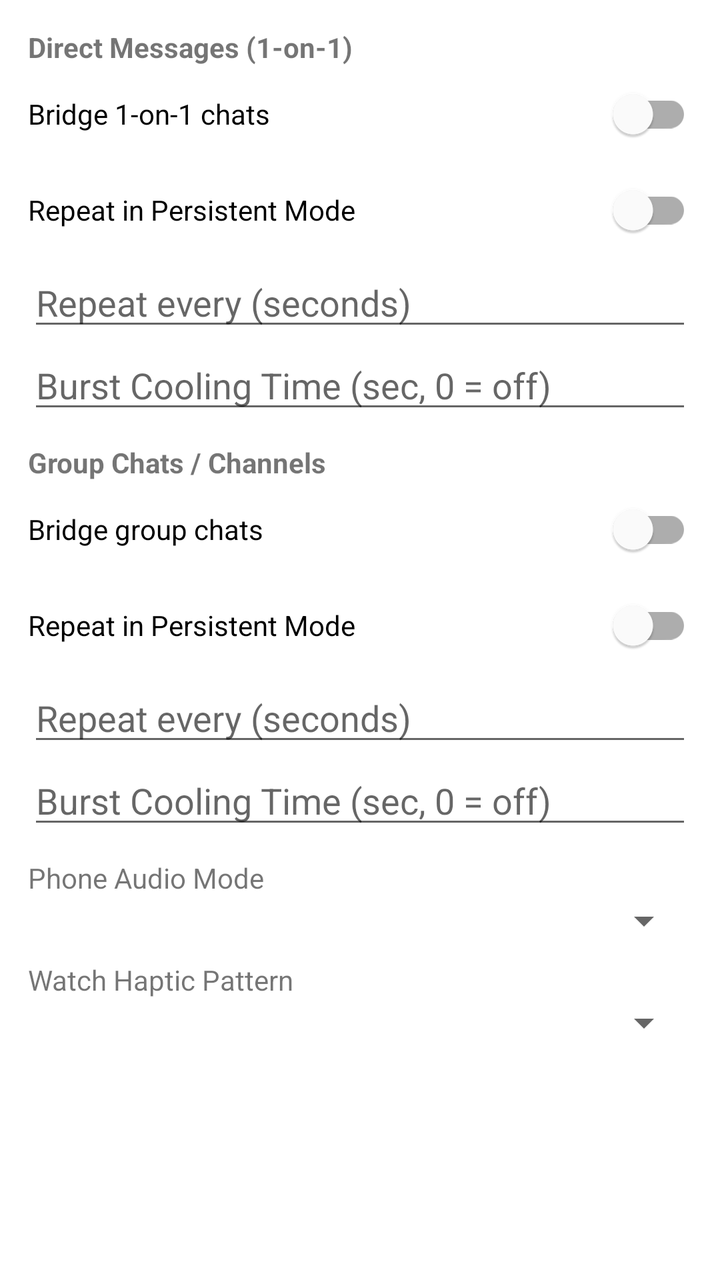
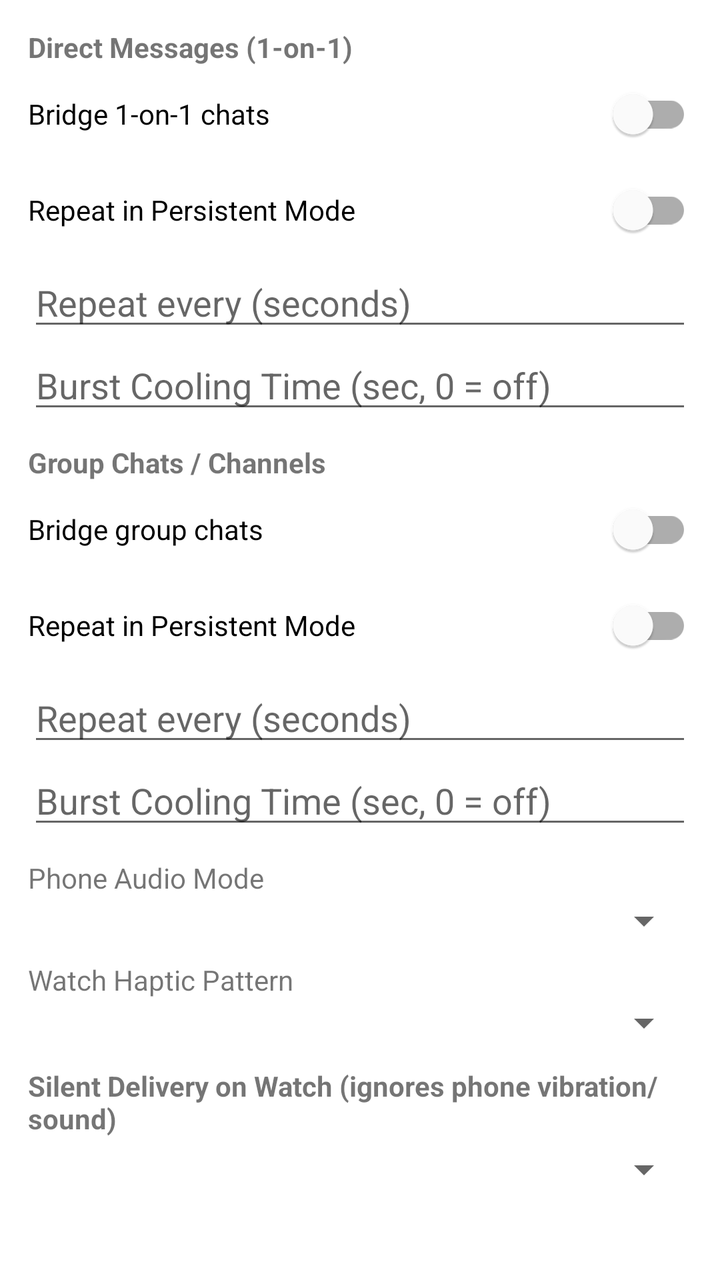

Screens rendered from an Android XML layout before and after an edit, with the pre-edit source and the edit as a unified diff.
<!-- AndroidManifest.xml: application theme Theme.WatchBridge -->
<!-- res/layout/dialog_edit_app_rule.xml -->
<?xml version="1.0" encoding="utf-8"?>
<ScrollView xmlns:android="http://schemas.android.com/apk/res/android"
    android:layout_width="match_parent"
    android:layout_height="wrap_content"
    android:padding="14dp">

    <LinearLayout
        android:layout_width="match_parent"
        android:layout_height="wrap_content"
        android:orientation="vertical">

        <TextView
            android:layout_width="wrap_content"
            android:layout_height="wrap_content"
            android:text="@string/dlg_direct_section"
            android:textStyle="bold" />

        <com.google.android.material.switchmaterial.SwitchMaterial
            android:id="@+id/sw_dlg_direct_enabled"
            android:layout_width="match_parent"
            android:layout_height="wrap_content"
            android:text="@string/dlg_enable_direct" />

        <com.google.android.material.switchmaterial.SwitchMaterial
            android:id="@+id/sw_dlg_direct_repeat"
            android:layout_width="match_parent"
            android:layout_height="wrap_content"
            android:text="@string/dlg_repeat_persistent" />

        <EditText
            android:id="@+id/et_dlg_direct_repeat_sec"
            android:layout_width="match_parent"
            android:layout_height="wrap_content"
            android:hint="@string/hint_repeat_sec"
            android:inputType="number" />

        <EditText
            android:id="@+id/et_dlg_direct_cooldown_sec"
            android:layout_width="match_parent"
            android:layout_height="wrap_content"
            android:hint="@string/hint_cooldown_sec"
            android:inputType="number" />

        <TextView
            android:layout_width="wrap_content"
            android:layout_height="wrap_content"
            android:layout_marginTop="10dp"
            android:text="@string/dlg_group_section"
            android:textStyle="bold" />

        <com.google.android.material.switchmaterial.SwitchMaterial
            android:id="@+id/sw_dlg_group_enabled"
            android:layout_width="match_parent"
            android:layout_height="wrap_content"
            android:text="@string/dlg_enable_group" />

        <com.google.android.material.switchmaterial.SwitchMaterial
            android:id="@+id/sw_dlg_group_repeat"
            android:layout_width="match_parent"
            android:layout_height="wrap_content"
            android:text="@string/dlg_repeat_persistent" />

        <EditText
            android:id="@+id/et_dlg_group_repeat_sec"
            android:layout_width="match_parent"
            android:layout_height="wrap_content"
            android:hint="@string/hint_repeat_sec"
            android:inputType="number" />

        <EditText
            android:id="@+id/et_dlg_group_cooldown_sec"
            android:layout_width="match_parent"
            android:layout_height="wrap_content"
            android:hint="@string/hint_cooldown_sec"
            android:inputType="number" />

        <TextView
            android:layout_width="wrap_content"
            android:layout_height="wrap_content"
            android:layout_marginTop="10dp"
            android:text="@string/dlg_sound_mode" />

        <Spinner
            android:id="@+id/sp_dlg_phone_sound"
            android:layout_width="match_parent"
            android:layout_height="wrap_content" />

        <TextView
            android:layout_width="wrap_content"
            android:layout_height="wrap_content"
            android:layout_marginTop="8dp"
            android:text="@string/dlg_haptic_pattern" />

        <Spinner
            android:id="@+id/sp_dlg_haptic_pattern"
            android:layout_width="match_parent"
            android:layout_height="wrap_content" />
    </LinearLayout>
</ScrollView>
<!-- resources referenced by this layout -->
<resources>
  <string name="dlg_direct_section">Direct Messages (1-on-1)</string>
  <string name="dlg_enable_direct">Bridge 1-on-1 chats</string>
  <string name="dlg_enable_group">Bridge group chats</string>
  <string name="dlg_group_section">Group Chats / Channels</string>
  <string name="dlg_haptic_pattern">Watch Haptic Pattern</string>
  <string name="dlg_repeat_persistent">Repeat in Persistent Mode</string>
  <string name="dlg_sound_mode">Phone Audio Mode</string>
  <string name="hint_cooldown_sec">Burst Cooling Time (sec, 0 = off)</string>
  <string name="hint_repeat_sec">Repeat every (seconds)</string>
  <style name="Theme.WatchBridge" parent="Theme.MaterialComponents.DayNight.NoActionBar">
          <item name="colorPrimary">@color/brand_primary</item>
          <item name="colorPrimaryVariant">@color/brand_primary_dark</item>
          <item name="colorOnPrimary">#FFFFFF</item>
          <item name="colorSecondary">@color/brand_accent</item>
          <item name="colorOnSecondary">#000000</item>
          <item name="android:statusBarColor">@color/brand_primary_dark</item>
      </style>
  <color name="brand_primary">#4527A0</color>
  <color name="brand_primary_dark">#1A103D</color>
  <color name="brand_accent">#00B8D4</color>
</resources>

<!-- the commit's change to res/layout/dialog_edit_app_rule.xml (unified diff, before → after) -->
@@ -95,5 +95,133 @@
             android:id="@+id/sp_dlg_haptic_pattern"
             android:layout_width="match_parent"
             android:layout_height="wrap_content" />
+
+        <include layout="@layout/include_silent_watch_schedule" />
     </LinearLayout>
 </ScrollView>
+<!-- res/layout/include_silent_watch_schedule.xml (included above) -->
+<?xml version="1.0" encoding="utf-8"?>
+<LinearLayout xmlns:android="http://schemas.android.com/apk/res/android"
+    android:layout_width="match_parent"
+    android:layout_height="wrap_content"
+    android:layout_marginTop="10dp"
+    android:orientation="vertical">
+
+    <TextView
+        android:id="@+id/tv_silent_section_title"
+        android:layout_width="wrap_content"
+        android:layout_height="wrap_content"
+        android:text="@string/dlg_silent_watch_section"
+        android:textStyle="bold" />
+
+    <Spinner
+        android:id="@+id/sp_dlg_silent_mode"
+        android:layout_width="match_parent"
+        android:layout_height="wrap_content"
+        android:layout_marginTop="4dp" />
+
+    <LinearLayout
+        android:id="@+id/ll_dlg_silent_schedule"
+        android:layout_width="match_parent"
+        android:layout_height="wrap_content"
+        android:layout_marginTop="6dp"
+        android:orientation="vertical"
+        android:visibility="gone">
+
+        <LinearLayout
+            android:layout_width="match_parent"
+            android:layout_height="wrap_content"
+            android:orientation="horizontal">
+
+            <Button
+                android:id="@+id/btn_dlg_silent_start"
+                style="@style/Widget.MaterialComponents.Button.OutlinedButton"
+                android:layout_width="0dp"
+                android:layout_height="wrap_content"
+                android:layout_marginEnd="4dp"
+                android:layout_weight="1"
+                android:text="@string/dlg_ah_start_default"
+                android:textSize="11sp" />
+
+            <Button
+                android:id="@+id/btn_dlg_silent_end"
+                style="@style/Widget.MaterialComponents.Button.OutlinedButton"
+                android:layout_width="0dp"
+                android:layout_height="wrap_content"
+                android:layout_marginStart="4dp"
+                android:layout_weight="1"
+                android:text="@string/dlg_ah_end_default"
+                android:textSize="11sp" />
+        </LinearLayout>
+
+        <TextView
+            android:id="@+id/tv_silent_days_label"
+            android:layout_width="wrap_content"
+            android:layout_height="wrap_content"
+            android:layout_marginTop="4dp"
+            android:text="@string/dlg_silent_days_label"
+            android:textSize="12sp" />
+
+        <LinearLayout
+            android:layout_width="match_parent"
+            android:layout_height="wrap_content"
+            android:orientation="horizontal">
+
+            <CheckBox
+                android:id="@+id/cb_day_mon"
+                android:layout_width="0dp"
+                android:layout_height="wrap_content"
+                android:layout_weight="1"
+                android:text="@string/day_mon"
+                android:textSize="11sp" />
+
+            <CheckBox
+                android:id="@+id/cb_day_tue"
+                android:layout_width="0dp"
+                android:layout_height="wrap_content"
+                android:layout_weight="1"
+                android:text="@string/day_tue"
+                android:textSize="11sp" />
+
+            <CheckBox
+                android:id="@+id/cb_day_wed"
+                android:layout_width="0dp"
+                android:layout_height="wrap_content"
+                android:layout_weight="1"
+                android:text="@string/day_wed"
+                android:textSize="11sp" />
+
+            <CheckBox
+                android:id="@+id/cb_day_thu"
+                android:layout_width="0dp"
+                android:layout_height="wrap_content"
+                android:layout_weight="1"
+                android:text="@string/day_thu"
+                android:textSize="11sp" />
+
+            <CheckBox
+                android:id="@+id/cb_day_fri"
+                android:layout_width="0dp"
+                android:layout_height="wrap_content"
+                android:layout_weight="1"
+                android:text="@string/day_fri"
+                android:textSize="11sp" />
+
+            <CheckBox
+                android:id="@+id/cb_day_sat"
+                android:layout_width="0dp"
+                android:layout_height="wrap_content"
+                android:layout_weight="1"
+                android:text="@string/day_sat"
+                android:textSize="11sp" />
+
+            <CheckBox
+                android:id="@+id/cb_day_sun"
+                android:layout_width="0dp"
+                android:layout_height="wrap_content"
+                android:layout_weight="1"
+                android:text="@string/day_sun"
+                android:textSize="11sp" />
+        </LinearLayout>
+    </LinearLayout>
+</LinearLayout>
<!-- resource entries referenced after the edit -->
@@ -1,11 +1,22 @@
 <!-- resources referenced by this layout -->
 <resources>
+  <string name="day_fri">F</string>
+  <string name="day_mon">M</string>
+  <string name="day_sat">S</string>
+  <string name="day_sun">S</string>
+  <string name="day_thu">T</string>
+  <string name="day_tue">T</string>
+  <string name="day_wed">W</string>
+  <string name="dlg_ah_end_default">End Time</string>
+  <string name="dlg_ah_start_default">Start Time</string>
   <string name="dlg_direct_section">Direct Messages (1-on-1)</string>
   <string name="dlg_enable_direct">Bridge 1-on-1 chats</string>
   <string name="dlg_enable_group">Bridge group chats</string>
   <string name="dlg_group_section">Group Chats / Channels</string>
   <string name="dlg_haptic_pattern">Watch Haptic Pattern</string>
   <string name="dlg_repeat_persistent">Repeat in Persistent Mode</string>
+  <string name="dlg_silent_days_label">Days of Week:</string>
+  <string name="dlg_silent_watch_section">Silent Delivery on Watch (ignores phone vibration/sound)</string>
   <string name="dlg_sound_mode">Phone Audio Mode</string>
   <string name="hint_cooldown_sec">Burst Cooling Time (sec, 0 = off)</string>
   <string name="hint_repeat_sec">Repeat every (seconds)</string>
